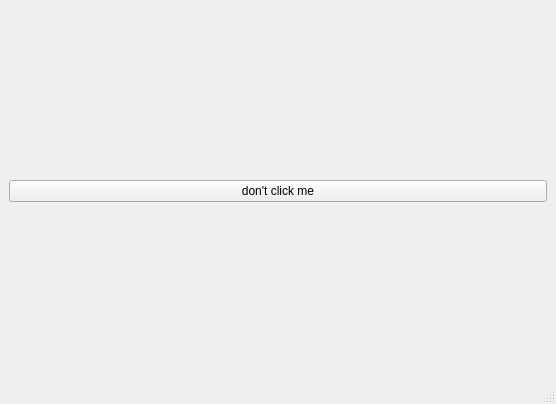
Old version of the form forms/mainwindow.ui in the repository Stephrss05/LocalSend.
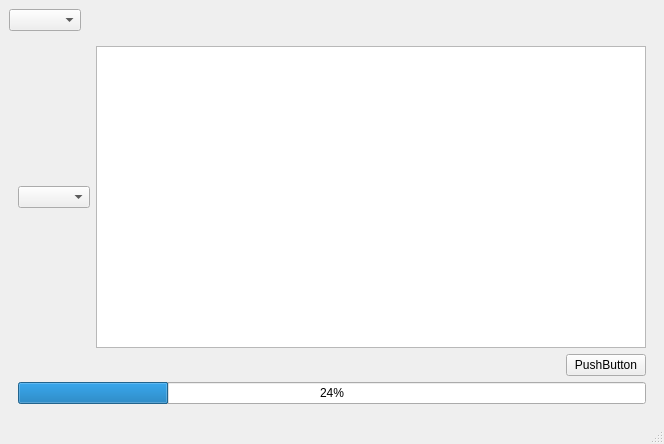
New version of the form.

Commit message: set ui structure

Diff of the .ui file:
```diff
--- a/forms/mainwindow.ui
+++ b/forms/mainwindow.ui
@@ -6,20 +6,129 @@
    <rect>
     <x>0</x>
     <y>0</y>
-    <width>556</width>
-    <height>404</height>
+    <width>664</width>
+    <height>444</height>
    </rect>
   </property>
   <property name="windowTitle">
    <string>MainWindow</string>
   </property>
   <widget class="QWidget" name="centralwidget">
-   <layout class="QGridLayout" name="gridLayout">
-    <item row="0" column="0">
-     <widget class="QPushButton" name="pushButton">
-      <property name="text">
-       <string>don't click me</string>
+   <layout class="QVBoxLayout" name="verticalLayout_3">
+    <item>
+     <layout class="QHBoxLayout" name="horizontalLayout">
+      <item>
+       <widget class="QComboBox" name="comboBox"/>
+      </item>
+      <item>
+       <spacer name="horizontalSpacer_2">
+        <property name="orientation">
+         <enum>Qt::Orientation::Horizontal</enum>
+        </property>
+        <property name="sizeHint" stdset="0">
+         <size>
+          <width>40</width>
+          <height>20</height>
+         </size>
+        </property>
+       </spacer>
+      </item>
+     </layout>
+    </item>
+    <item>
+     <widget class="QStackedWidget" name="stackedWidget">
+      <property name="currentIndex">
+       <number>0</number>
       </property>
+      <widget class="QWidget" name="page">
+       <layout class="QVBoxLayout" name="verticalLayout_2">
+        <item>
+         <layout class="QHBoxLayout" name="horizontalLayout_2">
+          <item>
+           <widget class="QComboBox" name="comboBox_2"/>
+          </item>
+          <item>
+           <widget class="QListWidget" name="listWidget"/>
+          </item>
+         </layout>
+        </item>
+        <item>
+         <layout class="QHBoxLayout" name="horizontalLayout_3">
+          <item>
+           <spacer name="horizontalSpacer">
+            <property name="orientation">
+             <enum>Qt::Orientation::Horizontal</enum>
+            </property>
+            <property name="sizeHint" stdset="0">
+             <size>
+              <width>418</width>
+              <height>20</height>
+             </size>
+            </property>
+           </spacer>
+          </item>
+          <item>
+           <widget class="QPushButton" name="pushButton">
+            <property name="text">
+             <string>PushButton</string>
+            </property>
+           </widget>
+          </item>
+         </layout>
+        </item>
+        <item>
+         <widget class="QProgressBar" name="progressBar">
+          <property name="value">
+           <number>24</number>
+          </property>
+         </widget>
+        </item>
+       </layout>
+      </widget>
+      <widget class="QWidget" name="page_2">
+       <layout class="QVBoxLayout" name="verticalLayout">
+        <item>
+         <widget class="QListWidget" name="listWidget_2"/>
+        </item>
+        <item>
+         <layout class="QHBoxLayout" name="horizontalLayout_4">
+          <item>
+           <spacer name="horizontalSpacer_3">
+            <property name="orientation">
+             <enum>Qt::Orientation::Horizontal</enum>
+            </property>
+            <property name="sizeHint" stdset="0">
+             <size>
+              <width>40</width>
+              <height>20</height>
+             </size>
+            </property>
+           </spacer>
+          </item>
+          <item>
+           <widget class="QPushButton" name="pushButton_2">
+            <property name="text">
+             <string>PushButton</string>
+            </property>
+           </widget>
+          </item>
+          <item>
+           <spacer name="horizontalSpacer_4">
+            <property name="orientation">
+             <enum>Qt::Orientation::Horizontal</enum>
+            </property>
+            <property name="sizeHint" stdset="0">
+             <size>
+              <width>40</width>
+              <height>20</height>
+             </size>
+            </property>
+           </spacer>
+          </item>
+         </layout>
+        </item>
+       </layout>
+      </widget>
      </widget>
     </item>
    </layout>
```
Left out of the diff: 2 changed lines with no effect on the pictures. The commit also changes 1 other file.
